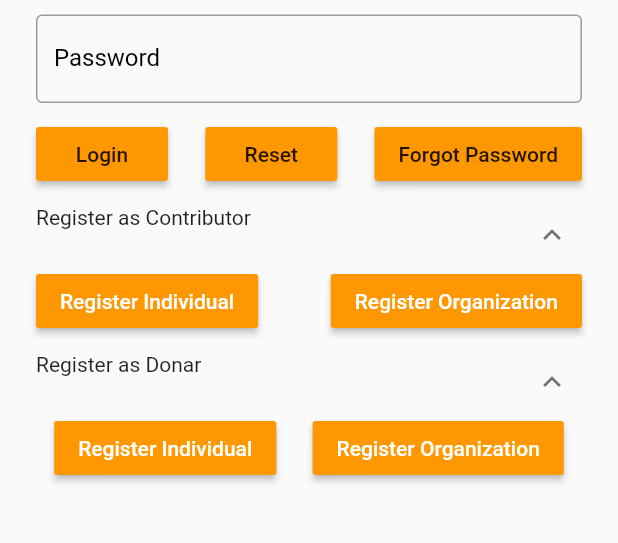
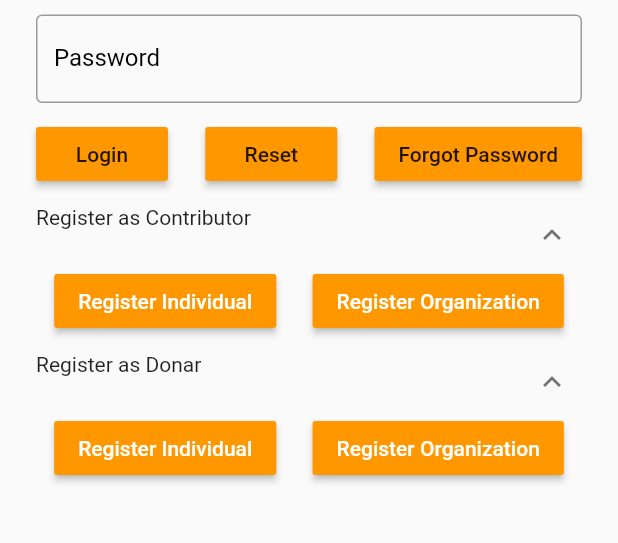
Before and after one commit to SainathChallagundla/eduempowerApp, a Flutter app: the screen it shows after launch, after a tap on "Register as Contributor", after a tap on "Register as Donar", on a phone screen of 412 x 824 dp, the part 410-953 px from its top. Run offline on Flutter 3.47's test engine with Material 2 defaults, Android fonts, the phone set to English and light mode, and no system bars; drawn by our look-alikes of expandable; our stand-ins replace connectivity, file_picker, flutter_secure_storage, shared_preferences, webview_flutter; missing offline and left inert: convex_bottom_navigation.

Commit message:
Revert "Dev new"

```diff
--- a/lib/Public/login.dart
+++ b/lib/Public/login.dart
@@ -21,8 +21,6 @@ class _UserLoginState extends State<UserLogin> {
   TextEditingController emailEditingContrller = TextEditingController();
   TextEditingController passwordEditingContrller = TextEditingController();
   final mainKey = GlobalKey<ScaffoldState>();
-
-  bool _isObscure = true;
 
   @override
   Widget build(BuildContext context) {
@@ -60,19 +58,11 @@ class _UserLoginState extends State<UserLogin> {
         ),
         TextField(
           autofocus: false,
-          obscureText: _isObscure,
+          obscureText: true,
           keyboardType: TextInputType.text,
           controller: passwordEditingContrller,
           decoration: InputDecoration(
               labelText: "Password",
-              /* suffixIcon: IconButton(
-                  icon: Icon(
-                      _isObscure ? Icons.visibility : Icons.visibility_off),
-                  onPressed: () {
-                    setState(() {
-                      _isObscure = !_isObscure;
-                    });
-                  }),*/
               hintText: "Password",
               labelStyle: TextStyle(
                 color: Colors.black,
@@ -140,7 +130,7 @@ class _UserLoginState extends State<UserLogin> {
           collapsed: null,
           header: Text("Register as Contributor"),
           expanded: Row(
-            mainAxisAlignment: MainAxisAlignment.spaceBetween,
+            mainAxisAlignment: MainAxisAlignment.spaceAround,
             children: <Widget>[
               ButtonTheme(
                 child: MaterialButton(
--- a/lib/home2.dart
+++ b/lib/home2.dart
@@ -31,10 +31,6 @@ class _MyHomePageState extends State<MyHomePage> {
   void getInit() async {
     SharedPreferences prefs = await SharedPreferences.getInstance();
     token = prefs.getString("token");
-    name = prefs.getString("name");
-    email = prefs.getString("email");
-    userType = prefs.getString("userType");
-    userCategory = prefs.getString("userCategory");
     var beneficiarieslist =
         await beneficiarieDetails_helper.BeneficiarieDetails()
             .getBeneficiaries(benficiariesurl, token, 0, 0, "created");
--- a/lib/mainpage.dart
+++ b/lib/mainpage.dart
@@ -67,6 +67,10 @@ class _MainPageState extends State<MainPage> {
           title: "donar",
         ),
 
+        TabData(
+          icon: const Icon(Icons.search),
+          title: "search",
+        ),
         // TabData(
         //   icon: const Icon(Icons.settings),
         //   title: "settings",
```
Also changed, not shown: lib/Public/register.dart (+2 -14 lines).
